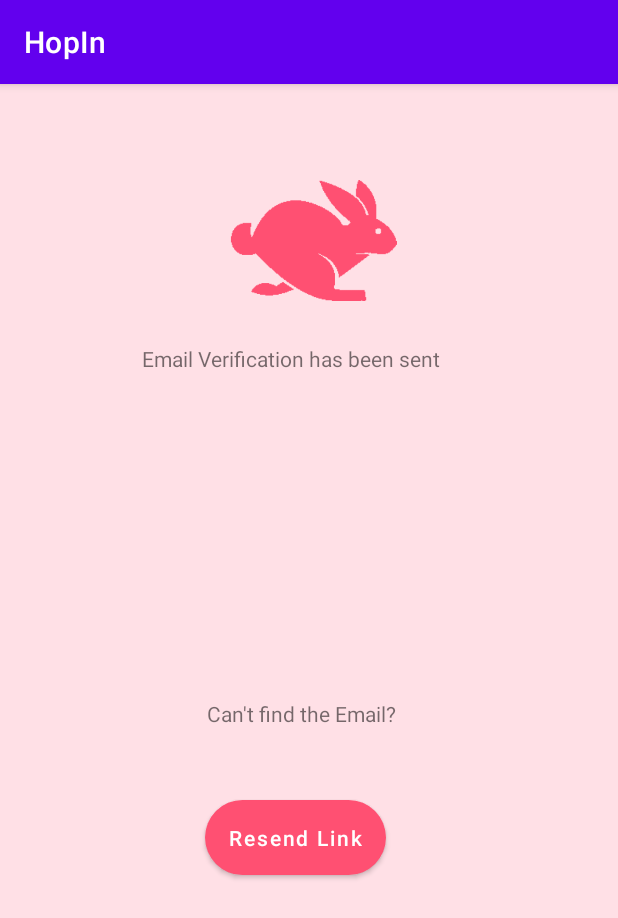
After one commit to sashabuski/Bunnies, an Android app: the Verification screen opened directly, with no data from a screen before it, on a phone screen of 412 x 824 dp. The commit adds this screen. Shown: the top 918 px of the screen. Run offline under Robolectric (Android 15) with nearby library versions, the phone set to English and light mode, and no system bars; our stand-ins replace Firebase (no records; nobody signed in at launch, a user with empty details on screens opened directly).

Commit message:
VerificationLink

```diff
--- a/HopIn/build.gradle
+++ b/HopIn/build.gradle
@@ -63,6 +63,7 @@ dependencies {
     androidTestImplementation 'androidx.test.espresso:espresso-core:3.3.0'
     implementation 'com.makeramen:roundedimageview:2.3.0'
     implementation 'com.google.android.material:material:1.2.0-alpha02'
+    implementation "com.google.firebase:firebase-auth:9.0.2"
 
     buildscript {
 
--- /dev/null
+++ b/HopIn/src/main/java/com/HopIn/Verification.java
@@ -0,0 +1,118 @@
+package com.HopIn;
+
+import androidx.appcompat.app.AppCompatActivity;
+import androidx.annotation.NonNull;
+import androidx.appcompat.app.AppCompatActivity;
+
+import android.content.Intent;
+import android.os.Bundle;
+import android.util.Log;
+import android.view.View;
+import android.widget.Button;
+import android.widget.EditText;
+import android.widget.ProgressBar;
+import android.widget.TextView;
+import android.widget.Toast;
+
+import com.google.android.gms.tasks.OnCompleteListener;
+import com.google.android.gms.tasks.OnFailureListener;
+import com.google.android.gms.tasks.OnSuccessListener;
+import com.google.android.gms.tasks.Task;
+import com.google.android.material.tabs.TabLayout;
+import com.google.firebase.auth.AuthResult;
+import com.google.firebase.auth.FirebaseAuth;
+import com.google.firebase.auth.FirebaseUser;
+import com.google.firebase.database.FirebaseDatabase;
+import com.google.firebase.emulators.EmulatedServiceSettings;
+import com.google.firebase.firestore.DocumentReference;
+import com.google.firebase.firestore.FirebaseFirestore;
+import com.google.android.gms.tasks.OnCompleteListener;
+import com.google.android.gms.tasks.Task;
+import com.google.firebase.auth.AuthResult;
+import com.google.firebase.auth.FirebaseAuth;
+
+import org.jetbrains.annotations.NotNull;
+
+import android.os.Bundle;
+
+public class Verification extends AppCompatActivity
+{
+
+    EditText emailEditText, passwordEditText, repasswordEditText;
+    FirebaseFirestore db;
+    String currentuserID;
+    Button resendCode;
+    TextView verifyMsg;
+    ProgressBar progressBar;
+
+    @Override
+    protected void onCreate(Bundle savedInstanceState)
+    {
+        FirebaseAuth mAuth;
+
+        Intent intent;
+        intent = new Intent(this, enterName.class);
+
+        super.onCreate(savedInstanceState);
+        setContentView(R.layout.activity_verification);
+
+        resendCode = findViewById(R.id.resendCode);
+        verifyMsg = findViewById(R.id.verifyMsg);
+
+        mAuth = FirebaseAuth.getInstance();
+        final FirebaseUser user = FirebaseAuth.getInstance().getCurrentUser();
+
+
+            resendCode.setOnClickListener(new View.OnClickListener() {
+                @Override
+                public void onClick(final View v) {
+
+                        user.sendEmailVerification().addOnSuccessListener(new OnSuccessListener<Void>() {
+                            @Override
+                            public void onSuccess(Void unused) {
+                                Toast.makeText(v.getContext(),
+                                        "Verification Email has been sent.",
+                                        Toast.LENGTH_SHORT).show();
+                                progressBar.setVisibility(View.GONE);
+
+                                currentuserID = mAuth.getCurrentUser().getUid();
+
+                                return;
+
+                            }
+                        }).addOnFailureListener(new OnFailureListener() {
+                            @Override
+                            public void onFailure(@NonNull Exception e) {
+                                Log.d("tag", "onFailure: Email not sent " + e.getMessage());
+                                return;
+                            }
+                        });
+
+                    FirebaseDatabase.getInstance().getReference("Users")
+                            .child(FirebaseAuth.getInstance().getCurrentUser().getUid())
+                            .setValue(user).addOnCompleteListener(new OnCompleteListener<Void>() {
+                        @Override
+                        public void onComplete(@NotNull Task<Void> task) {
+
+                            if(task.isSuccessful()){
+
+                                Toast.makeText(Verification.this, "Account created.", Toast.LENGTH_LONG).show();
+                                FirebaseUser user = mAuth.getCurrentUser();
+
+                            }else{
+                                Toast.makeText(Verification.this, "Account creation failed.", Toast.LENGTH_LONG).show();
+
+                            }
+                        }
+                    });
+                    db.collection("Users").document(mAuth.getCurrentUser().getUid()).set(user);
+                    intent.putExtra("user", user);
+                    startActivity(intent);
+                }
+
+            });
+
+
+
+    }
+}
--- /dev/null
+++ b/HopIn/src/main/res/layout/activity_verification.xml
@@ -0,0 +1,64 @@
+<?xml version="1.0" encoding="utf-8"?>
+<androidx.constraintlayout.widget.ConstraintLayout xmlns:android="http://schemas.android.com/apk/res/android"
+    xmlns:app="http://schemas.android.com/apk/res-auto"
+    xmlns:tools="http://schemas.android.com/tools"
+    android:layout_width="match_parent"
+    android:layout_height="match_parent"
+    android:background="@color/light_pink"
+    tools:context=".Verification">
+
+    <ImageView
+        android:id="@+id/imageView2"
+        android:layout_width="142dp"
+        android:layout_height="85dp"
+        android:layout_centerHorizontal="true"
+        android:layout_centerVertical="true"
+        android:src="@drawable/pinkwabbit"
+        app:layout_constraintBottom_toBottomOf="parent"
+        app:layout_constraintEnd_toEndOf="parent"
+        app:layout_constraintStart_toStartOf="parent"
+        app:layout_constraintTop_toTopOf="parent"
+        app:layout_constraintVertical_bias="0.087" />
+
+    <TextView
+        android:id="@+id/verifyMsg"
+        android:layout_width="221dp"
+        android:layout_height="50dp"
+        android:text="Email Verification has been sent"
+        app:layout_constraintBottom_toBottomOf="parent"
+        app:layout_constraintEnd_toEndOf="parent"
+        app:layout_constraintHorizontal_bias="0.497"
+        app:layout_constraintStart_toStartOf="parent"
+        app:layout_constraintTop_toTopOf="parent"
+        app:layout_constraintVertical_bias="0.241" />
+
+    <TextView
+        android:id="@+id/textmsg"
+        android:layout_width="wrap_content"
+        android:layout_height="47dp"
+        android:text="Can't find the Email?"
+        app:layout_constraintBottom_toTopOf="@+id/resendCode"
+        app:layout_constraintEnd_toEndOf="parent"
+        app:layout_constraintHorizontal_bias="0.483"
+        app:layout_constraintStart_toStartOf="parent"
+        app:layout_constraintTop_toTopOf="parent"
+        app:layout_constraintVertical_bias="0.953" />
+
+    <Button
+        android:id="@+id/resendCode"
+        android:layout_width="wrap_content"
+        android:layout_height="50dp"
+        android:background="@drawable/rounded_button"
+        android:text="Resend Link"
+        android:textAllCaps="false"
+        android:visibility="visible"
+        app:backgroundTint="@color/dark_pink"
+        app:layout_constraintBottom_toBottomOf="parent"
+        app:layout_constraintEnd_toEndOf="parent"
+        app:layout_constraintHorizontal_bias="0.468"
+        app:layout_constraintStart_toStartOf="parent"
+        app:layout_constraintTop_toTopOf="parent"
+        app:layout_constraintVertical_bias="0.665" />
+
+
+</androidx.constraintlayout.widget.ConstraintLayout>
--- a/build.gradle
+++ b/build.gradle
@@ -9,6 +9,7 @@ buildscript {
         classpath 'com.google.gms:google-services:4.3.10'
         classpath "com.google.android.libraries.mapsplatform.secrets-gradle-plugin:secrets-gradle-plugin:1.3.0"
         // classpath "com.android.tools.build:gradle:4.2.2"
+
 
         // NOTE: Do not place your application dependencies here; they belong
         // in the individual module build.gradle files
```
Also changed, not shown: HopIn/src/main/AndroidManifest.xml (+23 -15 lines), HopIn/src/main/java/com/HopIn/MainActivity.java (+20 -2 lines), HopIn/src/main/java/com/HopIn/Register2.java (+36 -19 lines), HopIn/src/main/res/layout/activity_main.xml (+11 -8 lines), HopIn/src/main/res/layout/activity_register2.xml (+14 -6 lines), HopIn/src/main/res/layout/activity_sign_in.xml (+7 -3 lines).
